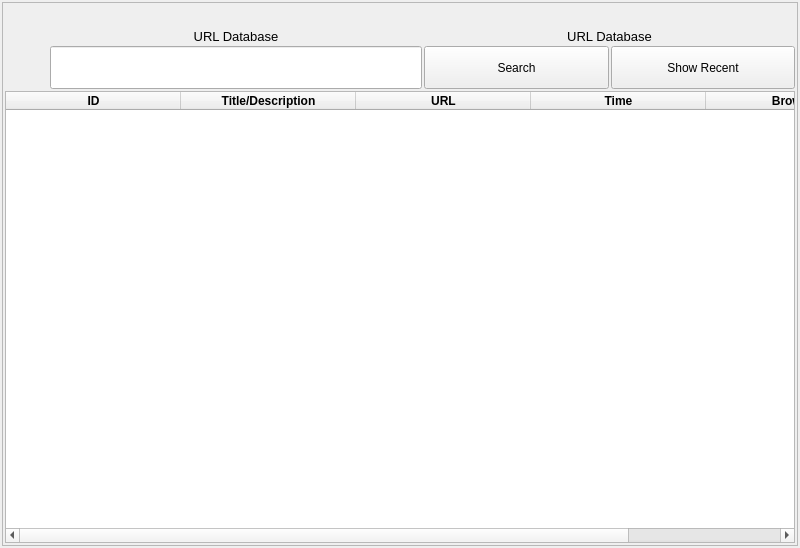
This is ui/url-display.ui in berndhs/arado as Qt 5 draws it before an edit. The edited form follows.
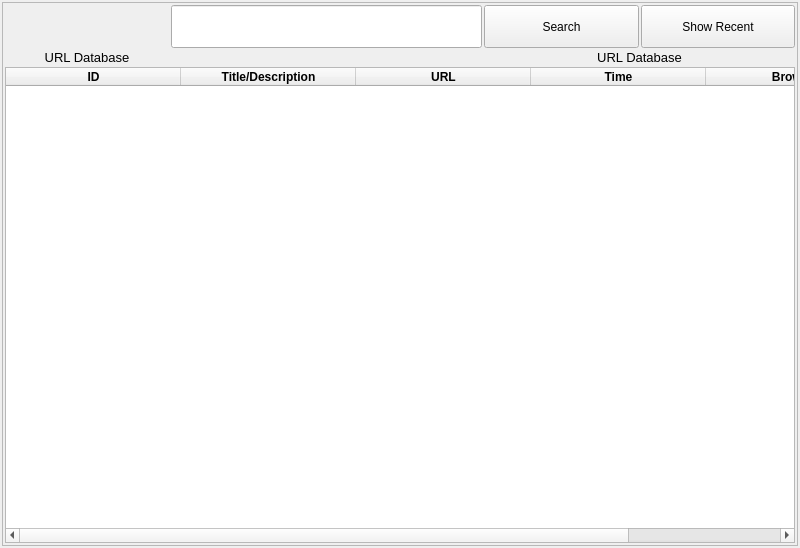
This is the edited form. Icons and pictures are not drawn.

Commit message: layout change url-display, header with logo(s).

The edit to the form file:
```diff
--- a/ui/url-display.ui
+++ b/ui/url-display.ui
@@ -153,9 +153,10 @@
        </item>
        <item row="0" column="0">
         <layout class="QGridLayout" name="gridLayout">
-         <item row="2" column="2">
-          <layout class="QHBoxLayout" name="horizontalLayout">
-           <item>
+         <item row="3" column="2">
+          <layout class="QHBoxLayout" name="horizontalLayout"/>
+         </item>
+         <item row="1" column="2">
             <layout class="QHBoxLayout" name="horizontalLayout_2">
              <item>
               <widget class="QPushButton" name="searchButton">
@@ -235,9 +236,57 @@
              </item>
             </layout>
            </item>
-          </layout>
+         <item row="1" column="0">
+          <widget class="QPushButton" name="addUrlButton">
+           <property name="sizePolicy">
+            <sizepolicy hsizetype="Expanding" vsizetype="Expanding">
+             <horstretch>0</horstretch>
+             <verstretch>0</verstretch>
+            </sizepolicy>
+           </property>
+           <property name="maximumSize">
+            <size>
+             <width>164</width>
+             <height>70</height>
+            </size>
+           </property>
+           <property name="toolTip">
+            <string>Add URL: Press the logo and add an URL to your local database. A pop-up window asks you to add the URL, description and keywords.</string>
+           </property>
+           <property name="text">
+            <string/>
+           </property>
+           <property name="icon">
+            <iconset resource="../arado.qrc">
+             <normaloff>:/claim-trans.png</normaloff>:/claim-trans.png</iconset>
+           </property>
+           <property name="iconSize">
+            <size>
+             <width>150</width>
+             <height>70</height>
+            </size>
+           </property>
+           <property name="flat">
+            <bool>true</bool>
+           </property>
+          </widget>
          </item>
-         <item row="2" column="1">
+         <item row="2" column="0">
+          <widget class="QLabel" name="label">
+           <property name="font">
+            <font>
+             <pointsize>10</pointsize>
+            </font>
+           </property>
+           <property name="text">
+            <string>URL Database</string>
+           </property>
+           <property name="alignment">
+            <set>Qt::AlignCenter</set>
+           </property>
+          </widget>
+         </item>
+         <item row="1" column="1">
           <widget class="QLineEdit" name="textInput">
            <property name="sizePolicy">
             <sizepolicy hsizetype="MinimumExpanding" vsizetype="Expanding">
@@ -265,67 +314,12 @@
            <property name="toolTip">
             <string>Enter here a keyword and press the search button.</string>
            </property>
-          </widget>
-         </item>
-         <item row="1" column="1">
-          <widget class="QLabel" name="label">
-           <property name="font">
-            <font>
-             <pointsize>10</pointsize>
-            </font>
-           </property>
-           <property name="text">
-            <string>URL Database</string>
-           </property>
            <property name="alignment">
-            <set>Qt::AlignCenter</set>
+            <set>Qt::AlignLeading|Qt::AlignLeft|Qt::AlignVCenter</set>
            </property>
           </widget>
          </item>
-         <item row="0" column="1">
-          <widget class="QPushButton" name="fakeButton">
-           <property name="sizePolicy">
-            <sizepolicy hsizetype="Expanding" vsizetype="Expanding">
-             <horstretch>0</horstretch>
-             <verstretch>0</verstretch>
-            </sizepolicy>
-           </property>
-           <property name="minimumSize">
-            <size>
-             <width>0</width>
-             <height>0</height>
-            </size>
-           </property>
-           <property name="maximumSize">
-            <size>
-             <width>16777215</width>
-             <height>60</height>
-            </size>
-           </property>
-           <property name="toolTip">
-            <string>Arado is a networked URL Database, which saves your added URLs and syncs newest URLs with your connected devices.</string>
-           </property>
-           <property name="text">
-            <string/>
-           </property>
-           <property name="icon">
-            <iconset resource="../arado.qrc">
-             <normaloff>:/claim-trans.png</normaloff>
-             <disabledoff>:/claim-trans.png</disabledoff>
-             <disabledon>:/claim-trans.png</disabledon>:/claim-trans.png</iconset>
-           </property>
-           <property name="iconSize">
-            <size>
-             <width>150</width>
-             <height>105</height>
-            </size>
-           </property>
-           <property name="flat">
-            <bool>true</bool>
-           </property>
-          </widget>
-         </item>
-         <item row="1" column="2">
+         <item row="2" column="2">
           <widget class="QLabel" name="bottomLabel">
            <property name="sizePolicy">
             <sizepolicy hsizetype="Expanding" vsizetype="Preferred">
@@ -358,41 +352,6 @@
            </property>
           </widget>
          </item>
-         <item row="2" column="0">
-          <widget class="QPushButton" name="addUrlButton">
-           <property name="sizePolicy">
-            <sizepolicy hsizetype="Expanding" vsizetype="Expanding">
-             <horstretch>0</horstretch>
-             <verstretch>0</verstretch>
-            </sizepolicy>
-           </property>
-           <property name="maximumSize">
-            <size>
-             <width>43</width>
-             <height>43</height>
-            </size>
-           </property>
-           <property name="toolTip">
-            <string>Add URL: Press the logo and add an URL to your local database. A pop-up window asks you to add the URL, description and keywords.</string>
-           </property>
-           <property name="text">
-            <string/>
-           </property>
-           <property name="icon">
-            <iconset resource="../arado.qrc">
-             <normaloff>:/arado-logo-colo-128.png</normaloff>:/arado-logo-colo-128.png</iconset>
-           </property>
-           <property name="iconSize">
-            <size>
-             <width>43</width>
-             <height>43</height>
-            </size>
-           </property>
-           <property name="flat">
-            <bool>true</bool>
-           </property>
-          </widget>
-         </item>
         </layout>
        </item>
       </layout>
```
Lines whose indentation alone changed are shown as unchanged. The commit also changes 1 other file.
